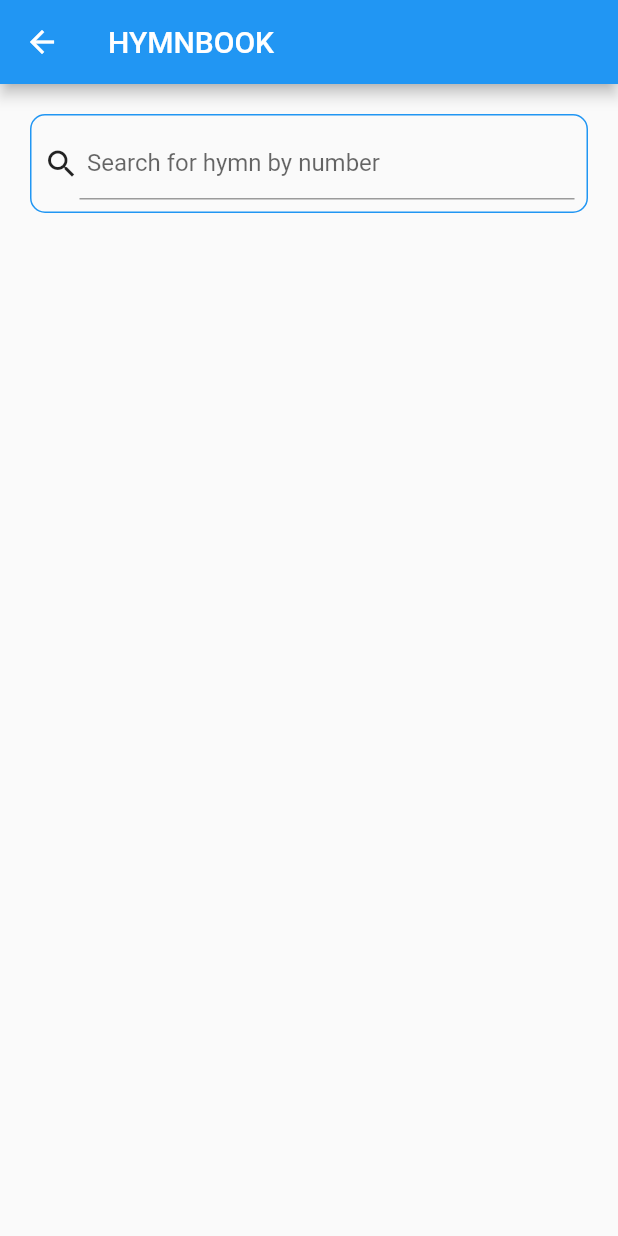
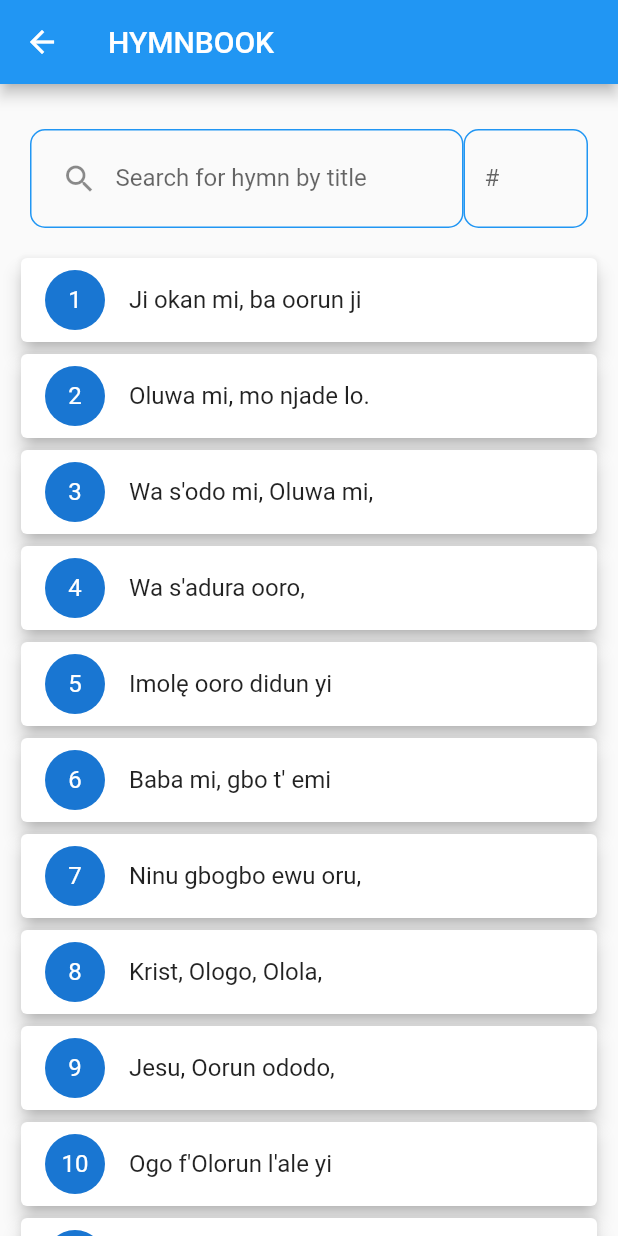
Before and after one commit to Jlvck/gac_hymnal_app, a Flutter app: the HymnCategory screen opened by its route, on a phone screen of 412 x 824 dp. Run offline on Flutter 3.47's test engine with Material 2 defaults, Android fonts, the phone set to English and light mode, and no system bars.

Commit message:
implementing search operation

```diff
--- a/lib/hymn_category.dart
+++ b/lib/hymn_category.dart
@@ -16,50 +16,165 @@ class HymnCategory extends StatefulWidget {
 
 class _HymnCategoryState extends State<HymnCategory> {
   final enteredHymnNumber = TextEditingController();
+  final enteredHymnTitle = TextEditingController();
+  final FocusNode myfocusNode = FocusNode();
+
+  List<Hymn> _staticHymns = [];
+  List<Hymn> _foundHymns = [];
+
+  void _runFilter(String enteredUserHymn) {
+    List<Hymn> results = [];
+
+    if (enteredUserHymn.isEmpty) {
+      results = _staticHymns;
+    } else {
+      results = _staticHymns
+          .where((hymnbook) =>
+              hymnbook.verses[0][0].toLowerCase().contains(enteredUserHymn))
+          .toList();
+    }
+
+    setState(() {
+      _foundHymns = results;
+    });
+  }
 
   @override
+  void initState() {
+    // TODO: implement initState
+
+    super.initState();
+  }
+
+  @override
+  void didChangeDependencies() {
+    // TODO: implement didChangeDependencies
+    final preHymn = Provider.of<HymnBook>(context);
+
+    _staticHymns = preHymn.hymnList;
+    _foundHymns = _foundHymns.isEmpty ? _staticHymns : _foundHymns;
+    super.didChangeDependencies();
+  }
+
   @override
   void dispose() {
     enteredHymnNumber.dispose();
+    myfocusNode.dispose();
     super.dispose();
   }
 
   @override
   Widget build(BuildContext context) {
-    final hymnData = Provider.of<HymnBook>(context);
+    MediaQueryData mediaQuery = MediaQuery.of(context);
+    final hymnData = Provider.of<HymnBook>(context, listen: false);
+    final hymnList = hymnData.hymnList;
     return Scaffold(
         appBar: AppBar(title: Text('HYMNBOOK')),
-        body: Container(
-          margin: EdgeInsets.all(20),
+        body: Column(
+          children: [
+            Padding(padding: EdgeInsets.all(10)),
+            Row(
+              mainAxisAlignment: MainAxisAlignment.center,
+              children: [
+                ConstrainedBox(
+                  constraints:
+                      BoxConstraints(maxWidth: mediaQuery.size.width * 3 / 4),
+                  child: Container(
+                    margin: EdgeInsets.only(left: 20, top: 10),
                     padding: EdgeInsets.all(8),
                     decoration: BoxDecoration(
                         borderRadius: BorderRadius.circular(10),
-              border: Border.all(color: Theme.of(context).primaryColor)),
+                        border:
+                            Border.all(color: Theme.of(context).primaryColor)),
                     child: Row(
                       children: [
-              Icon(Icons.search),
                         Expanded(
                           child: TextField(
+                            onTap: () {
+                              enteredHymnNumber.clear();
+                            },
+                            onSubmitted: (value) => _runFilter(value),
+                            controller: enteredHymnTitle,
+                            onChanged: (value) => _runFilter(value),
+                            keyboardType: TextInputType.text,
+                            autocorrect: false,
+                            decoration: InputDecoration(
+                                contentPadding: EdgeInsets.all(5),
+                                labelText: 'Search for hymn by title',
+                                prefixIcon: Icon(Icons.search),
+                                border: InputBorder.none),
+                          ),
+                        ),
+                      ],
+                    ),
+                  ),
+                ),
+                ConstrainedBox(
+                  constraints:
+                      BoxConstraints(maxWidth: mediaQuery.size.width * 1 / 4),
+                  child: Container(
+                    margin: EdgeInsets.only(right: 20, top: 10),
+                    padding: EdgeInsets.all(8),
+                    decoration: BoxDecoration(
+                        borderRadius: BorderRadius.circular(10),
+                        border:
+                            Border.all(color: Theme.of(context).primaryColor)),
+                    child: Row(
+                      children: [
+                        Expanded(
+                          child: TextField(
+                            onTap: () {
+                              enteredHymnTitle.clear();
+                            },
                             keyboardType: TextInputType.numberWithOptions(
                               decimal: false,
                               signed: false,
                             ),
                             onSubmitted: (_) {
-                    final Hymn selectedHymn =
-                        hymnData.getHymn(enteredHymnNumber.value.text);
-                    Navigator.of(context)
-                        .pushNamed(HymnView.routeName, arguments: selectedHymn);
+                              final Hymn selectedHymn = hymnData
+                                  .getHymn(enteredHymnNumber.value.text);
+                              Navigator.of(context).pushNamed(
+                                  HymnView.routeName,
+                                  arguments: selectedHymn);
                               enteredHymnNumber.clear();
                             },
                             controller: enteredHymnNumber,
                             decoration: InputDecoration(
                                 contentPadding: EdgeInsets.all(5),
-                    labelText: 'Search for hymn by number',
+                                labelText: '#',
+                                border: InputBorder.none),
+                          ),
+                        ),
+                      ],
                     ),
                   ),
                 ),
               ],
             ),
+            Padding(padding: EdgeInsets.all(8)),
+            Flexible(
+              child: _foundHymns.isNotEmpty
+                  ? ListView.builder(
+                      itemBuilder: (ctx, index) => Container(
+                            margin: EdgeInsets.only(left: 10, right: 10),
+                            child: Card(
+                              elevation: 5,
+                              child: ListTile(
+                                leading: CircleAvatar(
+                                  child: Text("${_foundHymns[index].id}"),
+                                ),
+                                title:
+                                    Text("${_foundHymns[index].verses[0][0]} "),
+                              ),
+                            ),
+                          ),
+                      itemCount: _foundHymns.length)
+                  : const Text(
+                      'No results found',
+                      style: TextStyle(fontSize: 24),
+                    ),
+            )
+          ],
         ));
   }
 }
--- a/lib/providers/hymn_book.dart
+++ b/lib/providers/hymn_book.dart
@@ -5,6 +5,10 @@ import './hymn.dart';
 class HymnBook with ChangeNotifier {
   Hymn getHymn(String hymnNumber) {
     return _hymnBook.firstWhere((hymn) => hymn.id == hymnNumber);
+  }
+
+  List<Hymn> get hymnList {
+    return [..._hymnBook];
   }
 
   final List<Hymn> _hymnBook = [
@@ -178,7 +182,7 @@ class HymnBook with ChangeNotifier {
       id: '5',
       verses: [
         [
-          "Imolę oorg didun yi",
+          "Imolę ooro didun yi",
           "Ji mi nin' orun mi",
           "Baba, ife Tire nikan",
           "L'o pa omo Rę mo.",
```
Also changed, not shown: lib/new.dart (added, +120 -0 lines). Lines whose indentation alone changed are shown as unchanged.
